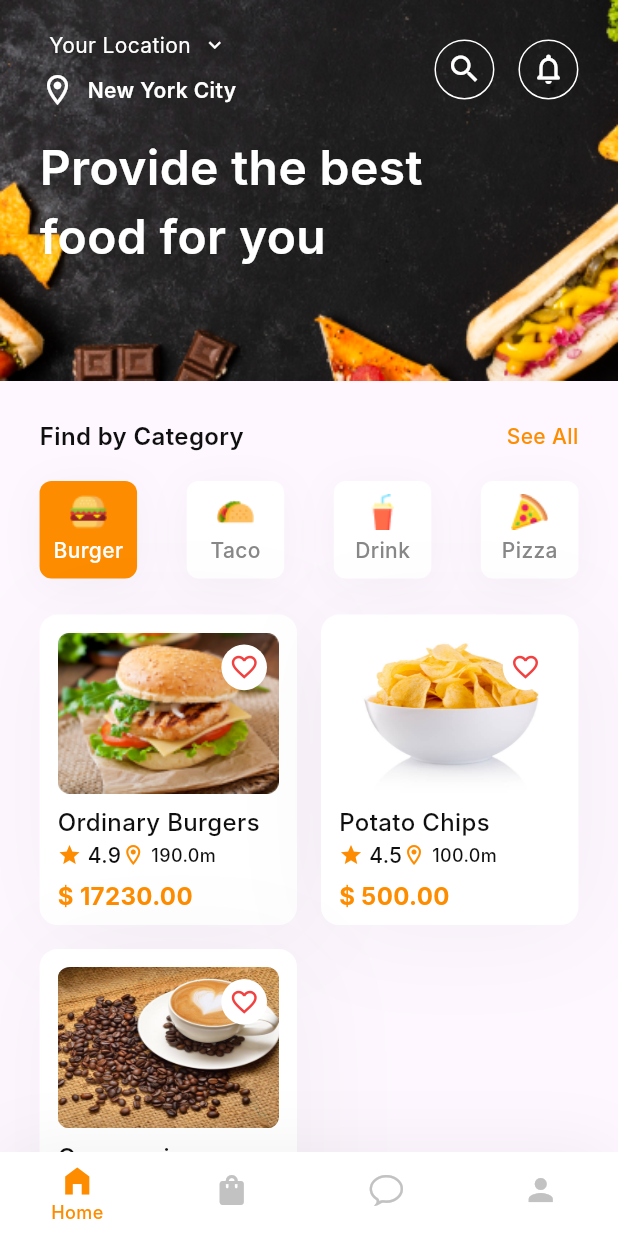
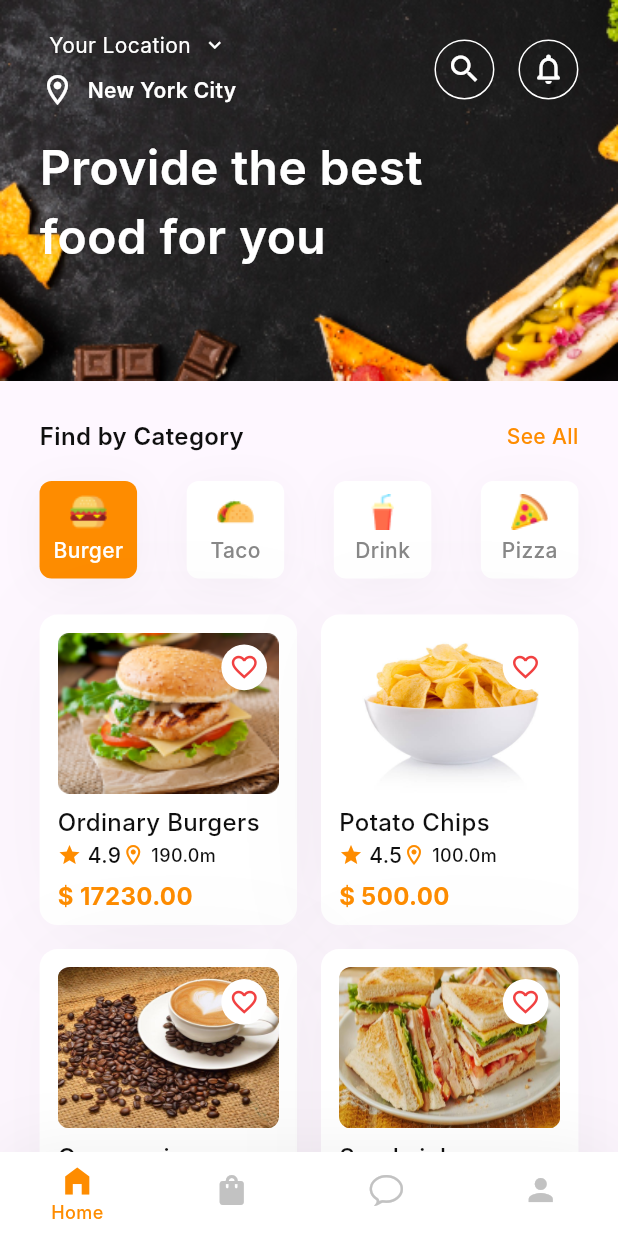
Before and after one commit to abdisamadHussein/delivery-food-app, a Flutter app: the screen it shows after launch, on a phone screen of 412 x 824 dp. Run offline on Flutter 3.47's test engine with Material 3 defaults, Android fonts, the phone set to English and light mode, and no system bars; our stand-ins replace flutter_svg, gap, pinput; missing offline and left inert: dart:ffi; Roboto replaces fonts that are missing (Inter).

Commit message:
adding new food items

```diff
--- a/lib/Core/assets_constantes.dart
+++ b/lib/Core/assets_constantes.dart
@@ -13,6 +13,8 @@ class AssetsConstants {
   static const String pizza = "assets/png/pizza.png";
   static const String taco = "assets/png/taco.png";
   static const String coffee = "assets/png/coffee.png";
+  static const String sandwich = "assets/png/sandwich.png";
+  static const String icecream = "assets/png/icecream.png";
 
   static const String ordinaryBurger = "assets/png/ordinary_burger.png";
 
--- a/lib/Presentation/Main/home_view.dart
+++ b/lib/Presentation/Main/home_view.dart
@@ -68,6 +68,45 @@ List<FoodItemData> foodItems = [
         Road_traffic_density: 'Low',
         Festival: 'No',
         City: 'Urbarn ',
+      )),
+  FoodItemData(
+      imageUrl: AssetsConstants.sandwich,
+      itemName: "Sandwich",
+      rating: 4.7,
+      distance: 130,
+      price: 1000,
+      deliveryInfo: "Free Delivery",
+      preparationTime: 12,
+      description:
+          "Sliced turkey breast with fresh vegetables on whole grain bread.",
+      modelInfo: ModelInfo(
+        Delivery_person_Ratings: 4.7,
+        Vehicle_condition: 3.0,
+        distance: 6,
+        multiple_deliveries: 1.0,
+        Weatherconditions: 'Fog',
+        Road_traffic_density: 'Low ',
+        Festival: 'No',
+        City: 'Metropolitian ',
+      )),
+  FoodItemData(
+      imageUrl: AssetsConstants.icecream,
+      itemName: "Ice Cream",
+      rating: 4.6,
+      distance: 140,
+      price: 800,
+      deliveryInfo: "Free Delivery",
+      preparationTime: 10,
+      description: "Rich chocolate ice cream made with premium cocoa.",
+      modelInfo: ModelInfo(
+        Delivery_person_Ratings: 4.6,
+        Vehicle_condition: 1.0,
+        distance: 9.0,
+        multiple_deliveries: 0.0,
+        Weatherconditions: 'Fog',
+        Road_traffic_density: 'Low ',
+        Festival: 'Yes',
+        City: 'Urban ',
       )),
 ];
 
@@ -254,7 +293,6 @@ class HomeView extends StatelessWidget {
                             )))
                         .values
                         .toList()),
-
                 Column(
                   children: [
                     // Your existing code for the category section here...
@@ -309,8 +347,9 @@ class HomeView extends StatelessWidget {
                                             MaterialPageRoute(
                                               builder: (context) =>
                                                   AboutMenuView(
-                                                imageUrl: foodItems[index * 2]
-                                                    .imageUrl,
+                                                imageUrl:
+                                                    foodItems[index * 2 + 1]
+                                                        .imageUrl,
                                                 title: foodItems[index * 2 + 1]
                                                     .itemName,
                                                 price: foodItems[index * 2 + 1]
@@ -342,39 +381,6 @@ class HomeView extends StatelessWidget {
                     ),
                   ],
                 ),
-
-                // Padding(
-                //   padding: EdgeInsets.symmetric(horizontal: getWidth(24)),
-                //   child: Column(
-                //     children: [
-                //       // Your existing code for the category section here...
-
-                //       const Gap(24),
-
-                //       // Food items section
-                //       ListView.builder(
-                //         shrinkWrap: true,
-                //         physics: NeverScrollableScrollPhysics(),
-                //         itemCount: foodItems.length,
-                //         itemBuilder: (context, index) {
-                //           return Padding(
-                //             padding: const EdgeInsets.only(bottom: 16.0),
-                //             child: FoodItem(foodItem: foodItems[index]),
-                //           );
-                //         },
-                //       ),
-                //     ],
-                //   ),
-                // )
-                // const Gap(24),
-                // const Row(
-                //   mainAxisAlignment: MainAxisAlignment.spaceBetween,
-                //   children: [
-                //     FoodItem(),
-                //     FoodItem(),
-                //   ],
-                // ),
-                // const Gap(16),
               ],
             ),
           )
--- a/lib/Presentation/Models/food_item_model.dart
+++ b/lib/Presentation/Models/food_item_model.dart
@@ -28,9 +28,9 @@ class FoodItemData {
 
 class ModelInfo {
   final double Delivery_person_Ratings;
-  final int Vehicle_condition;
+  final double Vehicle_condition;
   final double distance;
-  final int multiple_deliveries;
+  final double multiple_deliveries;
   final String Weatherconditions;
   final String Road_traffic_density;
   final String Festival;
```
Also changed, not shown: lib/Presentation/Foods/Views/about_menu_view.dart (+1 -12 lines), assets/png/icecream.png (added), assets/png/sandwich.png (added), 1 other file.
